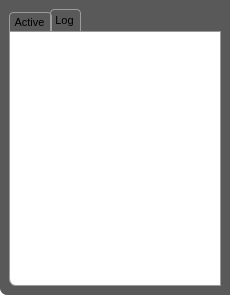
Qt form UiModule/ui/NotificationBrowserWidget.ui (realXtend/tundra) before a commit.
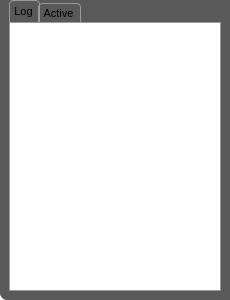
The same form after that commit. The open tabs and pages were chosen to show the change.

Commit message: == Notification upgrades == * Manager now works with the basic content widgets, will list active widgets and logged ones, you can still answer the active ones at which point they will be moved to log tab. Some selection logic when no active items widget will default to log tab. * Removed the debug spam of all notification types from UiModule.cpp * Still coming: Formated and pretty NotificationLogWidget for the manager. Will show timestamp, icon, the notification message and result of user interaction if there was any. Presently just QWidgets slapped there so its hard to read the log.

Diff of the .ui file:
```diff
--- a/UiModule/ui/NotificationBrowserWidget.ui
+++ b/UiModule/ui/NotificationBrowserWidget.ui
@@ -7,11 +7,11 @@
     <x>0</x>
     <y>0</y>
     <width>230</width>
-    <height>295</height>
+    <height>300</height>
    </rect>
   </property>
   <property name="sizePolicy">
-   <sizepolicy hsizetype="Fixed" vsizetype="Preferred">
+   <sizepolicy hsizetype="Fixed" vsizetype="Fixed">
     <horstretch>0</horstretch>
     <verstretch>0</verstretch>
    </sizepolicy>
@@ -19,13 +19,13 @@
   <property name="minimumSize">
    <size>
     <width>230</width>
-    <height>0</height>
+    <height>300</height>
    </size>
   </property>
   <property name="maximumSize">
    <size>
-    <width>230</width>
-    <height>16777215</height>
+    <width>16777215</width>
+    <height>300</height>
    </size>
   </property>
   <property name="windowTitle">
@@ -41,9 +41,12 @@
 	border-bottom-left-radius: 7px;
 }
 
+QWidget#scrollContentActive, QWidget#scrollContentLog{
+	background-color: white;
+}
+
  QTabWidget::pane { /* The tab widget frame */
 	border: 1px solid #9B9B9B;
-	border-bottom-left-radius: 7px;
 	background-color: white;
  }
 
@@ -113,28 +116,104 @@
    <item>
     <widget class="QWidget" name="tabContainerWidget" native="true">
      <layout class="QVBoxLayout" name="verticalLayout_2">
+      <property name="topMargin">
+       <number>0</number>
+      </property>
       <item>
        <widget class="QTabWidget" name="categoryTabWidget">
         <property name="currentIndex">
          <number>0</number>
         </property>
-        <widget class="QWidget" name="activeTab">
-         <attribute name="title">
-          <string>Active</string>
-         </attribute>
-         <layout class="QVBoxLayout" name="verticalLayout_3">
-          <item>
-           <layout class="QVBoxLayout" name="activeLayout"/>
-          </item>
-         </layout>
-        </widget>
         <widget class="QWidget" name="logTab">
          <attribute name="title">
           <string>Log</string>
          </attribute>
          <layout class="QVBoxLayout" name="verticalLayout_5">
+          <property name="spacing">
+           <number>0</number>
+          </property>
+          <property name="margin">
+           <number>0</number>
+          </property>
           <item>
-           <layout class="QVBoxLayout" name="logLayout"/>
+           <widget class="QScrollArea" name="scrollAreaLog">
+            <property name="frameShape">
+             <enum>QFrame::NoFrame</enum>
+            </property>
+            <property name="widgetResizable">
+             <bool>true</bool>
+            </property>
+            <widget class="QWidget" name="scrollContentLog">
+             <property name="geometry">
+              <rect>
+               <x>0</x>
+               <y>0</y>
+               <width>210</width>
+               <height>268</height>
+              </rect>
+             </property>
+             <layout class="QVBoxLayout" name="verticalLayout_6">
+              <property name="spacing">
+               <number>0</number>
+              </property>
+              <property name="margin">
+               <number>0</number>
+              </property>
+              <item>
+               <layout class="QVBoxLayout" name="logLayout">
+                <property name="spacing">
+                 <number>0</number>
+                </property>
+               </layout>
+              </item>
+             </layout>
+            </widget>
+           </widget>
+          </item>
+         </layout>
+        </widget>
+        <widget class="QWidget" name="activeTab">
+         <attribute name="title">
+          <string>Active</string>
+         </attribute>
+         <layout class="QVBoxLayout" name="verticalLayout_3">
+          <property name="spacing">
+           <number>0</number>
+          </property>
+          <property name="margin">
+           <number>0</number>
+          </property>
+          <item>
+           <widget class="QScrollArea" name="scrollAreaActive">
+            <property name="frameShape">
+             <enum>QFrame::NoFrame</enum>
+            </property>
+            <widget class="QWidget" name="scrollContentActive">
+             <property name="geometry">
+              <rect>
+               <x>0</x>
+               <y>0</y>
+               <width>210</width>
+               <height>268</height>
+              </rect>
+             </property>
+             <layout class="QVBoxLayout" name="verticalLayout_4">
+              <property name="spacing">
+               <number>0</number>
+              </property>
+              <property name="margin">
+               <number>0</number>
+              </property>
+              <item>
+               <layout class="QVBoxLayout" name="activeLayout">
+                <property name="spacing">
+                 <number>0</number>
+                </property>
+               </layout>
+              </item>
+             </layout>
+            </widget>
+           </widget>
           </item>
          </layout>
         </widget>
```
The commit also changes 11 other files.
